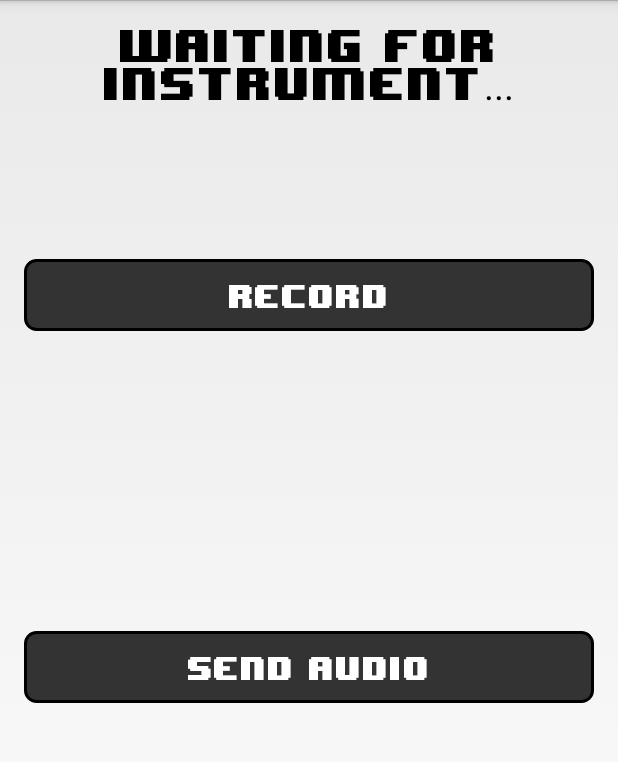
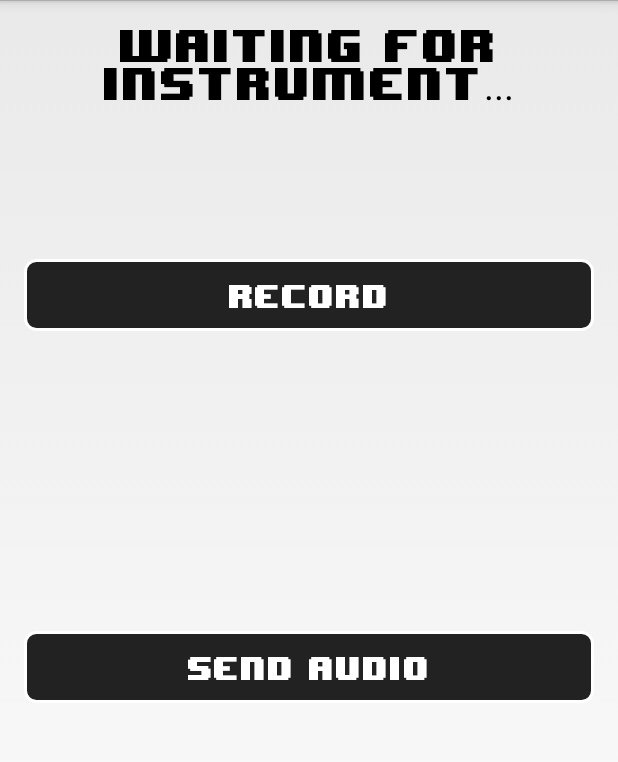
Before and after one commit to bystam/remote-goat, an Android app: the screen it shows after launch (MainActivity), on a phone screen of 412 x 824 dp, the part 72-834 px from its top. Run offline under Robolectric (Android 15) with nearby library versions, the phone set to English and light mode, and no system bars.

Commit message:
disabled state layout added

```diff
--- a/android/RemoteGoat/app/src/main/res/drawable/button_custom.xml
+++ b/android/RemoteGoat/app/src/main/res/drawable/button_custom.xml
@@ -5,6 +5,14 @@
             <stroke android:width="2dp" android:color="#fff" />
 
             <solid android:color="#000" />
+            <corners android:bottomLeftRadius="7dp" android:bottomRightRadius="7dp" android:topLeftRadius="7dp" android:topRightRadius="7dp" />
+        </shape>
+    </item>
+    <item android:state_disabled="true" >
+        <shape>
+            <stroke android:width="2dp" android:color="#fff" />
+
+            <solid android:color="#222" />
             <corners android:bottomLeftRadius="7dp" android:bottomRightRadius="7dp" android:topLeftRadius="7dp" android:topRightRadius="7dp" />
         </shape>
     </item>
```
